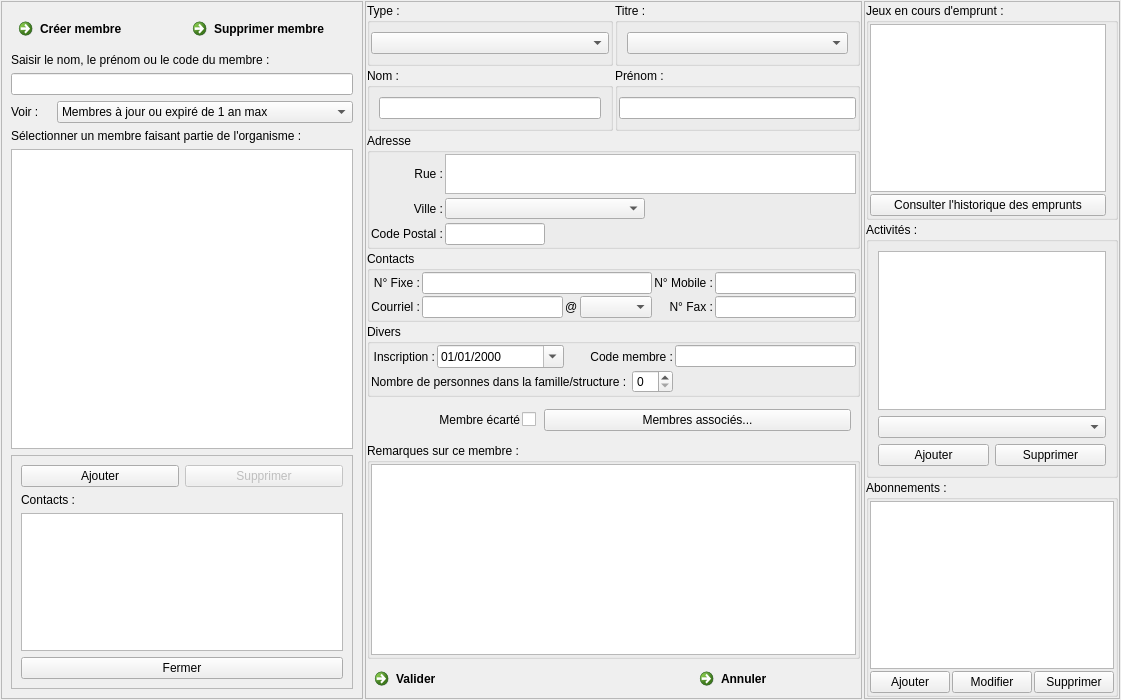
The window that f_membres.ui (nivhg/ludopen) describes before a commit, drawn with Qt 5.
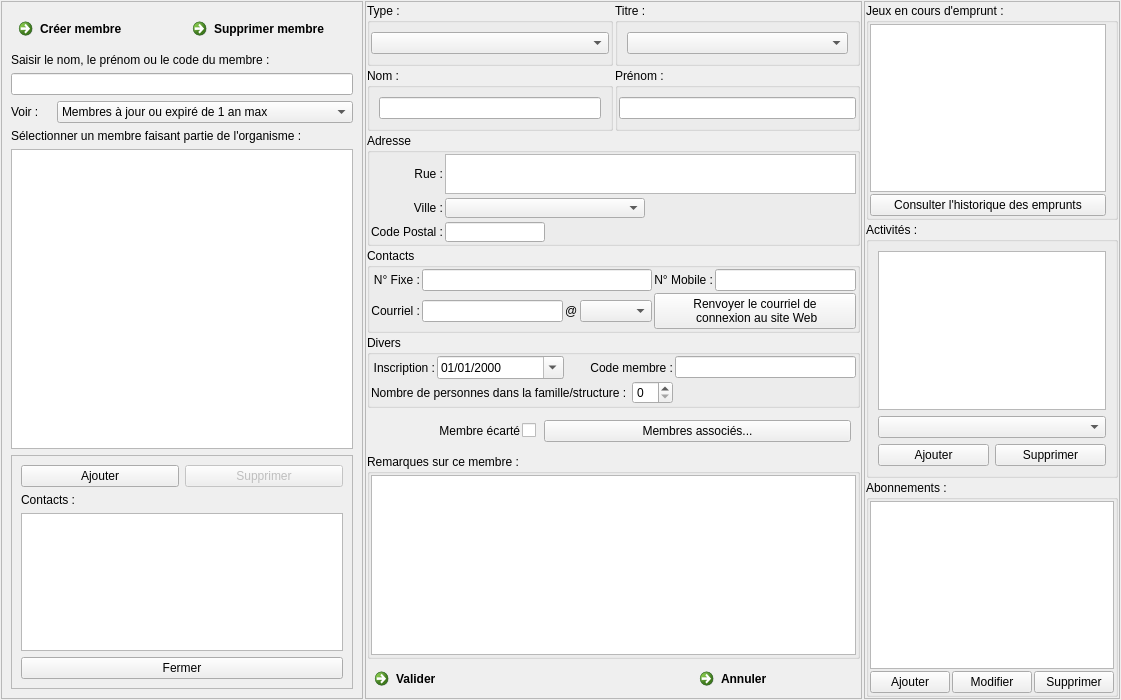
The same window after the commit. Icons and pictures are not drawn.

Commit message: Version 2.04 : Amélioration des réservations suite au nouveau site web, liens entre les jeux, choix utilisateur dans le menu.

What changed in the file:
```diff
--- a/f_membres.ui
+++ b/f_membres.ui
@@ -907,53 +907,6 @@
            </property>
           </widget>
          </item>
-         <item row="1" column="5">
-          <widget class="QLineEdit" name="LE_Fax">
-           <property name="minimumSize">
-            <size>
-             <width>0</width>
-             <height>0</height>
-            </size>
-           </property>
-           <property name="palette">
-            <palette>
-             <active>
-              <colorrole role="WindowText">
-               <brush brushstyle="SolidPattern">
-                <color alpha="255">
-                 <red>0</red>
-                 <green>0</green>
-                 <blue>0</blue>
-                </color>
-               </brush>
-              </colorrole>
-             </active>
-             <inactive>
-              <colorrole role="WindowText">
-               <brush brushstyle="SolidPattern">
-                <color alpha="255">
-                 <red>0</red>
-                 <green>0</green>
-                 <blue>0</blue>
-                </color>
-               </brush>
-              </colorrole>
-             </inactive>
-             <disabled>
-              <colorrole role="WindowText">
-               <brush brushstyle="SolidPattern">
-                <color alpha="255">
-                 <red>0</red>
-                 <green>0</green>
-                 <blue>0</blue>
-                </color>
-               </brush>
-              </colorrole>
-             </disabled>
-            </palette>
-           </property>
-          </widget>
-         </item>
          <item row="1" column="2">
           <widget class="QLabel" name="Lb_arobase">
            <property name="text">
@@ -1014,53 +967,6 @@
            </property>
           </widget>
          </item>
-         <item row="1" column="4">
-          <widget class="QLabel" name="Lb_Fax">
-           <property name="palette">
-            <palette>
-             <active>
-              <colorrole role="WindowText">
-               <brush brushstyle="SolidPattern">
-                <color alpha="255">
-                 <red>0</red>
-                 <green>0</green>
-                 <blue>0</blue>
-                </color>
-               </brush>
-              </colorrole>
-             </active>
-             <inactive>
-              <colorrole role="WindowText">
-               <brush brushstyle="SolidPattern">
-                <color alpha="255">
-                 <red>0</red>
-                 <green>0</green>
-                 <blue>0</blue>
-                </color>
-               </brush>
-              </colorrole>
-             </inactive>
-             <disabled>
-              <colorrole role="WindowText">
-               <brush brushstyle="SolidPattern">
-                <color alpha="255">
-                 <red>0</red>
-                 <green>0</green>
-                 <blue>0</blue>
-                </color>
-               </brush>
-              </colorrole>
-             </disabled>
-            </palette>
-           </property>
-           <property name="text">
-            <string>N° Fax :</string>
-           </property>
-           <property name="alignment">
-            <set>Qt::AlignRight|Qt::AlignTrailing|Qt::AlignVCenter</set>
-           </property>
-          </widget>
-         </item>
          <item row="0" column="5">
           <widget class="QLineEdit" name="Le_TelMobile">
            <property name="minimumSize">
@@ -1161,6 +1067,14 @@
            </property>
           </widget>
          </item>
+         <item row="1" column="4" colspan="2">
+          <widget class="QPushButton" name="Bt_RenvoiEmailSite">
+           <property name="text">
+            <string>Renvoyer le courriel de
+ connexion au site Web</string>
+           </property>
+          </widget>
+         </item>
         </layout>
        </widget>
       </item>
```
The commit also changes 43 other files.
